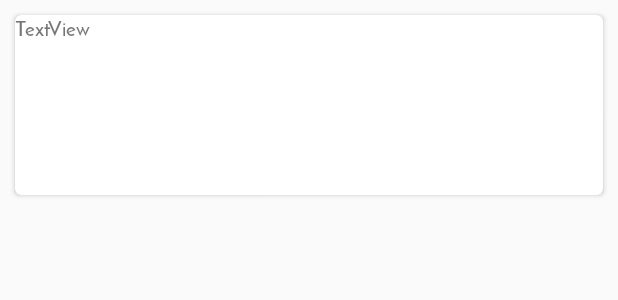
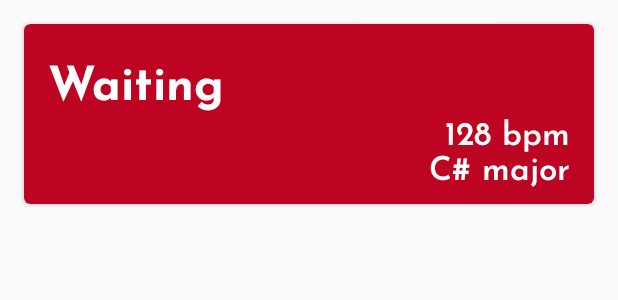
Before and after one commit to Tharamac/Rectonote, an Android app: the layout project_item.xml on its own in the app's theme, with its tools: preview values and no code run, on a phone screen of 412 x 824 dp. Shown: the top 300 px of the screen. Run offline under Robolectric (Android 15) with nearby library versions, the light colour scheme and no system bars.

Commit message:
projectListAdapter.kt with projectCard

```diff
--- a/app/src/main/java/com/app/rectonote/database/DraftTrackEntity.kt
+++ b/app/src/main/java/com/app/rectonote/database/DraftTrackEntity.kt
@@ -3,7 +3,7 @@ package com.app.rectonote.database
 import androidx.room.ColumnInfo
 import androidx.room.Entity
 import androidx.room.PrimaryKey
-import com.app.rectonote.Key
+
 import java.util.*
 
 
@@ -16,7 +16,7 @@ data class DraftTrackEntity(
     @ColumnInfo(name = "tracks_tempo")
     val tempo: Int,
     @ColumnInfo(name = "tracks_key")
-    val key: Key, // 0 = key C to 11 = key B
+    val key: String, // 0 = key C to 11 = key B
     @ColumnInfo(name = "project_id")
     val projectId: Int,
     @ColumnInfo(name = "tracks_number")
--- a/app/src/main/java/com/app/rectonote/database/ProjectEntity.kt
+++ b/app/src/main/java/com/app/rectonote/database/ProjectEntity.kt
@@ -3,7 +3,7 @@ package com.app.rectonote.database
 import androidx.room.ColumnInfo
 import androidx.room.Entity
 import androidx.room.PrimaryKey
-import com.app.rectonote.Key
+
 import java.util.*
 
 @Entity(tableName = "projects")
@@ -15,7 +15,7 @@ data class ProjectEntity(
     @ColumnInfo(name = "project_tempo")
     val tempo: Int,
     @ColumnInfo(name = "project_key")
-    val key: Key, // 0 = key C to 11 = key B
+    val key: String,
     @ColumnInfo(name = "date_modified")
     var dateModified: Date
 
--- a/app/src/main/java/com/app/rectonote/database/ProjectsDatabase.kt
+++ b/app/src/main/java/com/app/rectonote/database/ProjectsDatabase.kt
@@ -2,13 +2,13 @@ package com.app.rectonote.database
 
 import android.content.Context
 import androidx.room.*
-import com.app.rectonote.Key
+
 import java.util.*
 
 
 
 @Database(entities = arrayOf(ProjectEntity::class, DraftTrackEntity::class), version = 1)
-@TypeConverters(DateConverters::class, KeyConverters::class)
+@TypeConverters(DateConverters::class)
 abstract class ProjectsDatabase : RoomDatabase(){
     abstract fun projectDAO() : ProjectDao
     abstract fun drafttracksDAO() : DraftTrackDao
--- /dev/null
+++ b/app/src/main/res/font/josefin_sans_bold.xml
@@ -0,0 +1,7 @@
+<?xml version="1.0" encoding="utf-8"?>
+<font-family xmlns:app="http://schemas.android.com/apk/res-auto"
+        app:fontProviderAuthority="com.google.android.gms.fonts"
+        app:fontProviderPackage="com.google.android.gms"
+        app:fontProviderQuery="name=Josefin Sans&amp;weight=700"
+        app:fontProviderCerts="@array/com_google_android_gms_fonts_certs">
+</font-family>
--- /dev/null
+++ b/app/src/main/res/font/josefin_sans_semibold_italic.xml
@@ -0,0 +1,7 @@
+<?xml version="1.0" encoding="utf-8"?>
+<font-family xmlns:app="http://schemas.android.com/apk/res-auto"
+        app:fontProviderAuthority="com.google.android.gms.fonts"
+        app:fontProviderPackage="com.google.android.gms"
+        app:fontProviderQuery="name=Josefin Sans&amp;weight=600&amp;italic=1"
+        app:fontProviderCerts="@array/com_google_android_gms_fonts_certs">
+</font-family>
--- a/app/src/main/res/layout/fragment_project_list.xml
+++ b/app/src/main/res/layout/fragment_project_list.xml
@@ -6,7 +6,7 @@
     tools:context=".fragment.ProjectListFragment">
 
     <androidx.recyclerview.widget.RecyclerView
-        android:id="@+id/project__view"
+        android:id="@+id/project_view_list"
         android:layout_marginStart="1dp"
         android:layout_marginTop="1dp"
         android:layout_marginEnd="1dp"
--- a/app/src/main/res/layout/project_item.xml
+++ b/app/src/main/res/layout/project_item.xml
@@ -7,13 +7,14 @@
 
     <androidx.cardview.widget.CardView
         android:id="@+id/project_card"
-        android:layout_gravity="center"
-        android:layout_marginHorizontal="10dp"
-        android:layout_marginVertical="10dp"
         android:layout_width="match_parent"
         android:layout_height="120dp"
+        android:layout_gravity="center"
+        android:layout_marginHorizontal="16dp"
+        android:layout_marginVertical="16dp"
+
         card_view:cardCornerRadius="4dp"
-        android:background="@color/colorPrimary">
+        card_view:cardBackgroundColor="#BE0423">
 
 
         <RelativeLayout
@@ -21,11 +22,54 @@
             android:layout_height="match_parent">
 
             <TextView
-                android:id="@+id/textView"
+                android:id="@+id/project_name"
                 android:layout_width="wrap_content"
                 android:layout_height="wrap_content"
-                android:text="TextView"
-                android:fontFamily="@font/josefin_sans_semibold"/>
+                android:layout_marginHorizontal="16dp"
+                android:layout_marginVertical="16dp"
+                android:fontFamily="@font/josefin_sans_bold"
+                android:text="Waiting"
+                android:textSize="14pt"
+                android:textColor = "@android:color/white"
+                android:textStyle="bold"
+                />
+
+            <TextView
+                android:id="@+id/project_tempo"
+                android:layout_width="93dp"
+                android:layout_height="31dp"
+                android:layout_alignParentStart="true"
+                android:layout_alignParentTop="true"
+                android:layout_alignParentEnd="true"
+                android:layout_alignParentBottom="true"
+                android:layout_marginStart="246dp"
+                android:layout_marginTop="56dp"
+                android:layout_marginEnd="16dp"
+                android:layout_marginBottom="33dp"
+                android:fontFamily="@font/josefin_sans_semibold_italic"
+                android:gravity="right"
+                android:text="128 bpm"
+                android:textSize="10pt"
+                android:textColor = "@android:color/white"
+                android:textStyle="bold" />
+
+            <TextView
+                android:id="@+id/project_key"
+                android:layout_width="113dp"
+                android:layout_height="wrap_content"
+                android:layout_alignParentStart="true"
+                android:layout_alignParentEnd="true"
+                android:layout_alignParentBottom="true"
+                android:layout_marginStart="232dp"
+                android:layout_marginEnd="16dp"
+                android:layout_marginBottom="10dp"
+                android:fontFamily="@font/josefin_sans_semibold_italic"
+                android:gravity="right"
+                android:text="C# major"
+                android:textColor = "@android:color/white"
+                android:textSize="10pt"
+                android:textStyle="bold" />
+
         </RelativeLayout>
     </androidx.cardview.widget.CardView>
 
--- a/app/src/main/res/values/preloaded_fonts.xml
+++ b/app/src/main/res/values/preloaded_fonts.xml
@@ -1,6 +1,8 @@
 <?xml version="1.0" encoding="utf-8"?>
 <resources>
     <array name="preloaded_fonts" translatable="false">
+        <item>@font/josefin_sans_bold</item>
         <item>@font/josefin_sans_semibold</item>
+        <item>@font/josefin_sans_semibold_italic</item>
     </array>
 </resources>
```
Also changed, not shown: app/src/main/java/com/app/rectonote/MainActivity.kt (+2 -10 lines), app/src/main/java/com/app/rectonote/database/Key.kt (added, +33 -0 lines), app/src/main/java/com/app/rectonote/database/KeyConverter.kt (deleted, +0 -17 lines), app/src/main/java/com/app/rectonote/fragment/MyProjectListRecyclerViewAdapter.kt (deleted, +0 -42 lines), app/src/main/java/com/app/rectonote/fragment/dummy/DummyContent.kt (deleted, +0 -57 lines), app/src/main/java/com/app/rectonote/listAdapter/projectListAdapter.kt (added, +42 -0 lines).
